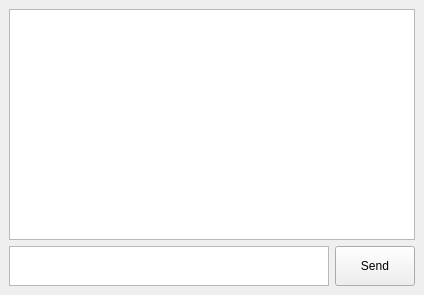
The window that ui/client.ui (LLDay/TcpChat) describes before a commit, drawn with Qt 5.
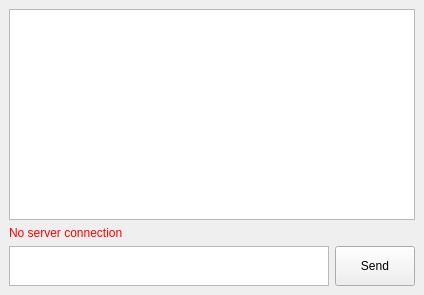
The same window after the commit.

Commit message:
Add status line
* Make SIGPIPE ignored

The edit to the form file:
```diff
--- a/ui/client.ui
+++ b/ui/client.ui
@@ -15,7 +15,7 @@
   </property>
   <widget class="QWidget" name="centralwidget">
    <layout class="QGridLayout" name="gridLayout">
-    <item row="1" column="0">
+    <item row="2" column="0">
      <layout class="QHBoxLayout" name="horizontalLayout">
       <item>
        <widget class="QPlainTextEdit" name="messageTextEdit">
@@ -64,6 +64,19 @@
       </property>
      </widget>
     </item>
+    <item row="1" column="0">
+     <widget class="QLabel" name="statusLabel">
+      <property name="enabled">
+       <bool>true</bool>
+      </property>
+      <property name="styleSheet">
+       <string notr="true">color: rgb(255, 0, 0);</string>
+      </property>
+      <property name="text">
+       <string>No server connection</string>
+      </property>
+     </widget>
+    </item>
    </layout>
   </widget>
  </widget>
```
The commit also changes 3 other files.
